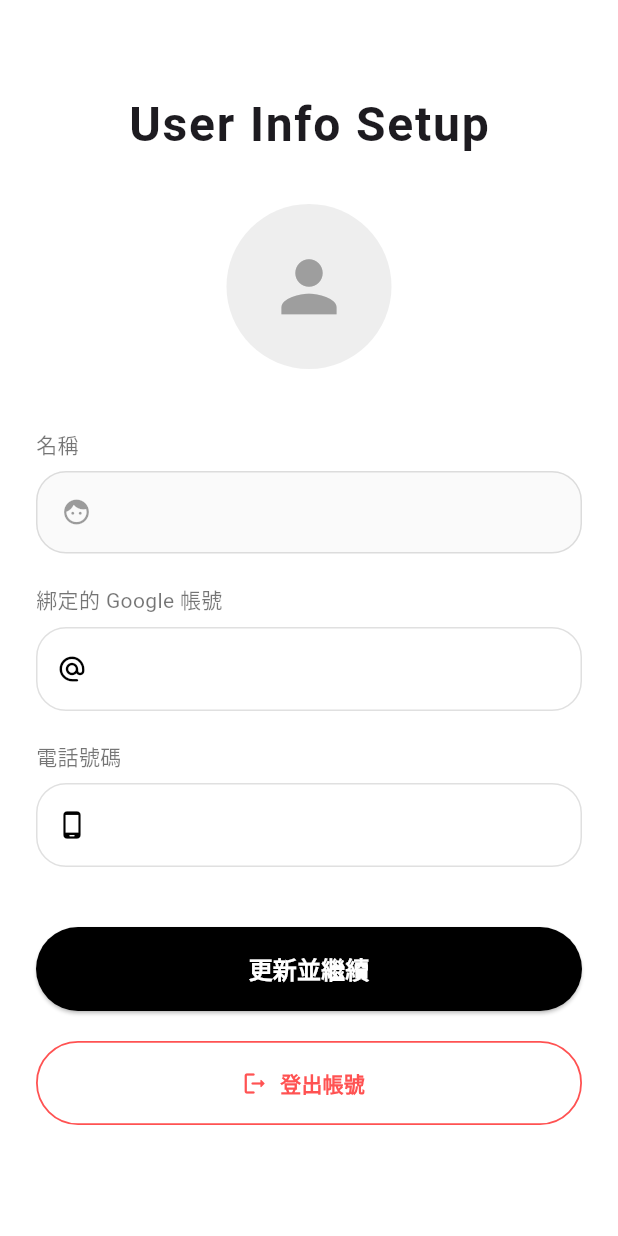
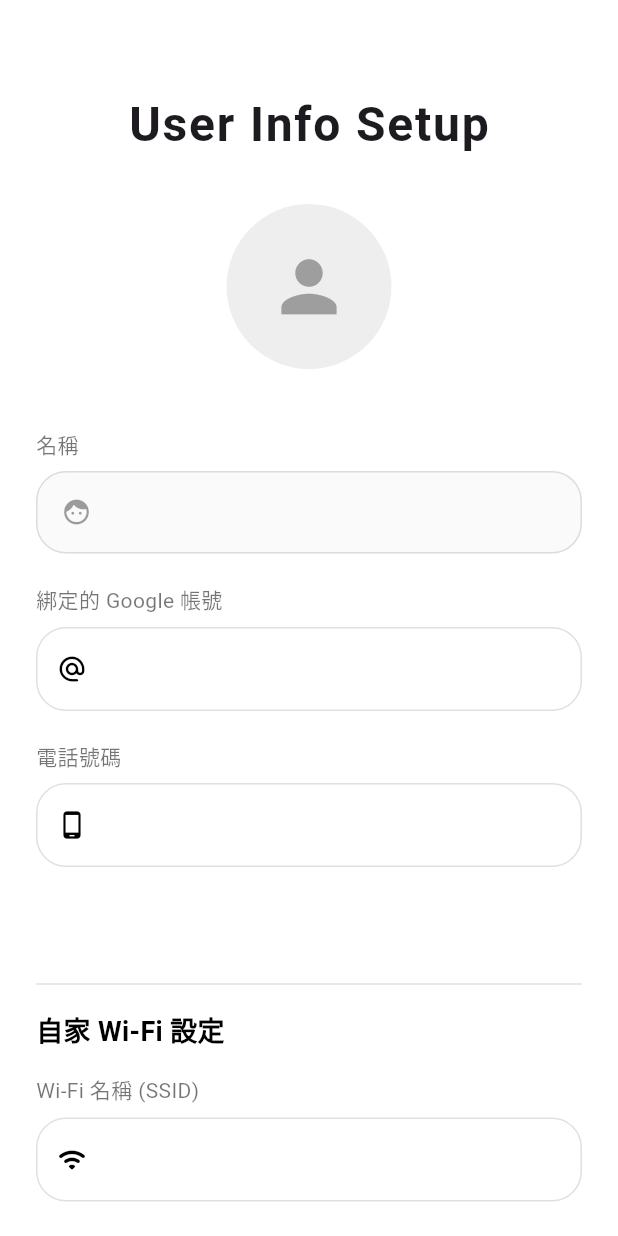
Before and after one commit to yinhsuan0218-cmyk/smart_timer_app, a Flutter app: the UserPage screen opened directly, on a phone screen of 412 x 824 dp. Run offline on Flutter 3.47's test engine with Material 3 defaults, Android fonts, the phone set to English and light mode, and no system bars; our stand-ins replace firebase_auth, firebase_core, firebase_database, google_sign_in, shared_preferences; missing offline and left inert: mqtt_client; accounts and stored records are empty; statements that could not run were skipped.

Commit message:
Add Wi-Fi SSID and password fields to user page
Added text fields for Wi-Fi SSID and password input, updated save logic to include these fields.

```diff
--- a/lib/pages/user_page.dart
+++ b/lib/pages/user_page.dart
@@ -14,6 +14,8 @@ class _UserPageState extends State<UserPage> {
   final user = FirebaseAuth.instance.currentUser;
   final TextEditingController _emailController = TextEditingController();
   final TextEditingController _phoneController = TextEditingController();
+  final TextEditingController _wifiSsidController = TextEditingController();
+  final TextEditingController _wifiPasswordController = TextEditingController();
   bool _isLoading = false; // 新增：讀取狀態控制
 
   @override
@@ -45,6 +47,12 @@ class _UserPageState extends State<UserPage> {
           if (data.containsKey('email')) {
             _emailController.text = data['email'].toString();
           }
+          if (data.containsKey('wifi_ssid')) {
+            _wifiSsidController.text = data['wifi_ssid'].toString();
+          }
+          if (data.containsKey('wifi_password')) {
+            _wifiPasswordController.text = data['wifi_password'].toString();
+          }
         });
       }
     } catch (e) {
@@ -55,12 +63,20 @@ class _UserPageState extends State<UserPage> {
   Future<void> _saveAndNext() async {
     final phone = _phoneController.text.trim();
     final email = _emailController.text.trim();
+    final wifiSsid = _wifiSsidController.text.trim();
+    final wifiPassword = _wifiPasswordController.text;
 
     if (phone.isEmpty) {
       ScaffoldMessenger.of(context).showSnackBar(
         const SnackBar(content: Text('請填寫電話號碼以利緊急通知')),
       );
       return;
+    }
+
+    if (wifiSsid.isEmpty) {
+      ScaffoldMessenger.of(context).showSnackBar(
+        const SnackBar(content: Text('提醒：填寫自家 Wi-Fi 資訊以便裝置連線')),
+      );
     }
 
     setState(() => _isLoading = true); // 開始儲存，進入讀取狀態
@@ -73,6 +89,8 @@ class _UserPageState extends State<UserPage> {
           'name': user?.displayName ?? '未設定',
           'email': email,
           'phone': phone,
+          'wifi_ssid': wifiSsid,        // 儲存 Wi-Fi 名稱
+          'wifi_password': wifiPassword, // 儲存 Wi-Fi 密碼
           'last_updated': DateTime.now().toIso8601String(),
         });
 
@@ -144,6 +162,8 @@ class _UserPageState extends State<UserPage> {
   void dispose() {
     _emailController.dispose();
     _phoneController.dispose();
+    _wifiSsidController.dispose();     // 記得釋放記憶體
+    _wifiPasswordController.dispose(); // 記得釋放記憶體
     super.dispose();
   }
 
@@ -178,6 +198,32 @@ class _UserPageState extends State<UserPage> {
             _buildEditField(label: '綁定的 Google 帳號', controller: _emailController, icon: Icons.alternate_email_rounded),
             const SizedBox(height: 20),
             _buildEditField(label: '電話號碼', controller: _phoneController, icon: Icons.phone_android_rounded, keyboardType: TextInputType.phone),
+            const SizedBox(height: 40),
+
+            const SizedBox(height: 30),
+            const Divider(color: Colors.black12, thickness: 1), // 加一條分隔線區隔
+            const SizedBox(height: 10),
+            const Align(
+              alignment: Alignment.centerLeft,
+              child: Text(
+                '自家 Wi-Fi 設定',
+                style: TextStyle(fontSize: 18, fontWeight: FontWeight.bold, color: Colors.black)
+              ),
+            ),
+            const SizedBox(height: 15),
+            _buildEditField(
+              label: 'Wi-Fi 名稱 (SSID)',
+              controller: _wifiSsidController,
+              icon: Icons.wifi_rounded
+            ),
+            const SizedBox(height: 20),
+            _buildEditField(
+              label: 'Wi-Fi 密碼',
+              controller: _wifiPasswordController,
+              icon: Icons.lock_outline_rounded,
+              // 如果希望密碼欄位隱碼，可以在下面的 _buildEditField 組件加入 obscureText 控制，此處先保持預設明碼方便使用者確認
+            ),
+
             const SizedBox(height: 40),
 
             // 更新按鈕 (增加 Loading 判斷)
```
